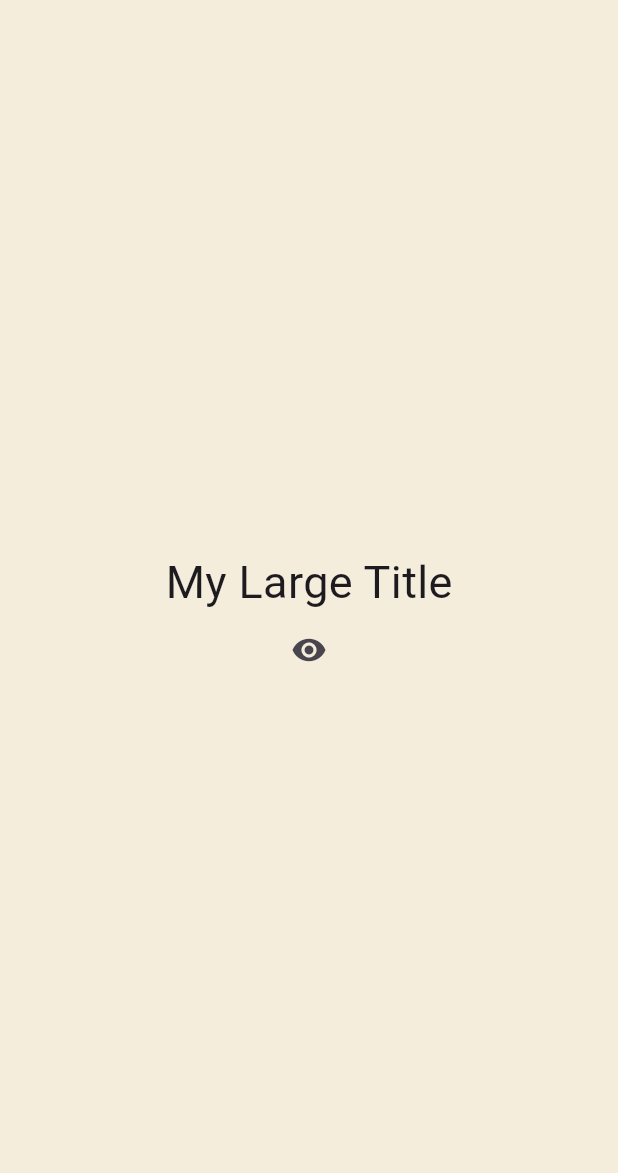
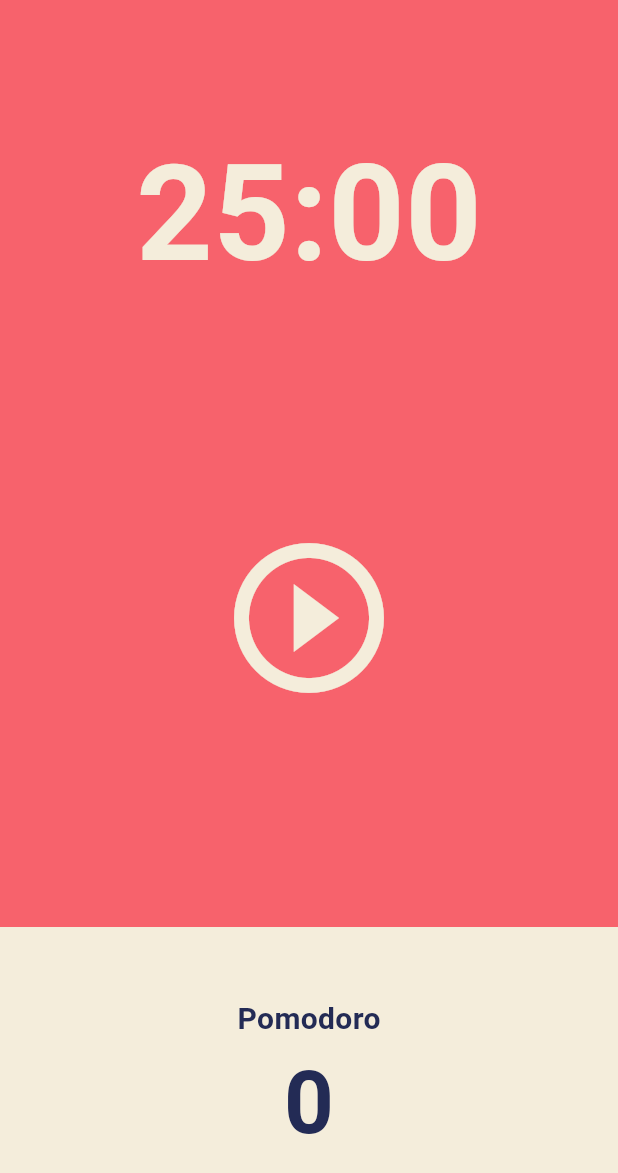
Before and after one commit to sky2000sh/toonflix, a Flutter app: the screen it shows after launch, on a phone screen of 412 x 824 dp. Shown: the top 1173 px of the screen. Run offline on Flutter 3.47's test engine with Material 3 defaults, Android fonts, the phone set to English and light mode, and no system bars.

Commit message:
Starting a Pomodoro app

```diff
--- a/lib/main.dart
+++ b/lib/main.dart
@@ -1,5 +1,6 @@
 // import 'package:flutter/cupertino.dart';
 import 'package:flutter/material.dart';
+import 'package:toonflix/screens/home_screen.dart';
 import 'package:toonflix/widgets/Button.dart';
 import 'package:toonflix/widgets/currency_card.dart';
 
@@ -170,108 +171,128 @@
 // }
 
 // 20250107
-class App extends StatefulWidget {
+// class App extends StatefulWidget {
+//   const App({super.key});
+
+//   @override
+//   State<App> createState() => _AppState();
+// }
+
+// class _AppState extends State<App> {
+//   // // int counter = 0;
+//   // List<int> numbers = [];
+
+//   // void onClicked() {
+//   //   // 동적인 역할을 해줄 때는, 데이터의 변화를 위해서.
+//   //   // setState함수를 통해 build 메서드가 동작된다. = 기본적으로 build 메서드를 한 번 더 호출하는 역할을 한다.
+//   //   setState(() {
+//   //     // counter += 1;
+//   //     numbers.add(numbers.length);
+//   //     print('here's numbers :', numbers);
+//   //   });
+//   // }
+
+//   bool showTitle = true;
+
+//   void toggleTitle() {
+//     setState(() {
+//       showTitle = !showTitle;
+//     });
+//   }
+
+//   @override
+//   Widget build(BuildContext context) {
+//     return MaterialApp(
+//         theme: ThemeData(
+//           textTheme: const TextTheme(
+//             titleLarge: TextStyle(
+//               color: Colors.red,
+//             ),
+//           ),
+//         ),
+//         home: Scaffold(
+//           backgroundColor: const Color(0xFFF4EDDB),
+//           body: Center(
+//             child: Column(
+//               mainAxisAlignment: MainAxisAlignment.center,
+//               children: [
+//                 showTitle
+//                     ? const MyLargeTitle()
+//                     : const Text('Nothing to show!'),
+//                 IconButton(
+//                   onPressed: toggleTitle,
+//                   icon: const Icon(Icons.remove_red_eye),
+//                 ),
+//                 // Text(
+//                 //   '$counter',
+//                 //   style: const TextStyle(fontSize: 30),
+//                 // ),
+//                 // for (var n in numbers) Text('$n'),
+//                 // IconButton(
+//                 //   iconSize: 40,
+//                 //   onPressed: onClicked,
+//                 //   icon: const Icon(Icons.add_box_rounded),
+//                 // ),
+//               ],
+//             ),
+//           ),
+//         ));
+//   }
+// }
+
+// class MyLargeTitle extends StatefulWidget {
+//   const MyLargeTitle({
+//     super.key,
+//   });
+
+//   @override
+//   State<MyLargeTitle> createState() => _MyLargeTitleState();
+// }
+
+// class _MyLargeTitleState extends State<MyLargeTitle> {
+//   @override
+//   void initState() {
+//     super.initState();
+//     print('initState');
+//   }
+
+//   @override
+//   void dispose() {
+//     super.dispose();
+//     print('dispose');
+//   }
+
+//   @override
+//   Widget build(BuildContext context) {
+//     print('build');
+//     return const Text(
+//       'My Large Title',
+//       style: TextStyle(
+//         fontSize: 30,
+//         // color: Theme.of(
+//         //   context.textTheme.titleLarge?.color,
+//         // ),
+//       ),
+//     );
+//   }
+
+// 20250109
+class App extends StatelessWidget {
   const App({super.key});
-
-  @override
-  State<App> createState() => _AppState();
-}
-
-class _AppState extends State<App> {
-  // // int counter = 0;
-  // List<int> numbers = [];
-
-  // void onClicked() {
-  //   // 동적인 역할을 해줄 때는, 데이터의 변화를 위해서.
-  //   // setState함수를 통해 build 메서드가 동작된다. = 기본적으로 build 메서드를 한 번 더 호출하는 역할을 한다.
-  //   setState(() {
-  //     // counter += 1;
-  //     numbers.add(numbers.length);
-  //     print('here's numbers :', numbers);
-  //   });
-  // }
-
-  bool showTitle = true;
-
-  void toggleTitle() {
-    setState(() {
-      showTitle = !showTitle;
-    });
-  }
 
   @override
   Widget build(BuildContext context) {
     return MaterialApp(
-        theme: ThemeData(
+      theme: ThemeData(
+          scaffoldBackgroundColor: const Color(0xFFF7626C),
           textTheme: const TextTheme(
-            titleLarge: TextStyle(
-              color: Colors.red,
+            // headlineLarge
+            displayLarge: TextStyle(
+              color: Color(0xFF232B55),
             ),
           ),
-        ),
-        home: Scaffold(
-          backgroundColor: const Color(0xFFF4EDDB),
-          body: Center(
-            child: Column(
-              mainAxisAlignment: MainAxisAlignment.center,
-              children: [
-                showTitle
-                    ? const MyLargeTitle()
-                    : const Text('Nothing to show!'),
-                IconButton(
-                  onPressed: toggleTitle,
-                  icon: const Icon(Icons.remove_red_eye),
-                ),
-                // Text(
-                //   '$counter',
-                //   style: const TextStyle(fontSize: 30),
-                // ),
-                // for (var n in numbers) Text('$n'),
-                // IconButton(
-                //   iconSize: 40,
-                //   onPressed: onClicked,
-                //   icon: const Icon(Icons.add_box_rounded),
-                // ),
-              ],
-            ),
-          ),
-        ));
-  }
-}
-
-class MyLargeTitle extends StatefulWidget {
-  const MyLargeTitle({
-    super.key,
-  });
-
-  @override
-  State<MyLargeTitle> createState() => _MyLargeTitleState();
-}
-
-class _MyLargeTitleState extends State<MyLargeTitle> {
-  @override
-  void initState() {
-    super.initState();
-    print('initState');
-  }
-
-  @override
-  void dispose() {
-    super.dispose();
-    print('dispose');
-  }
-
-  @override
-  Widget build(BuildContext context) {
-    print('build');
-    return const Text(
-      'My Large Title',
-      style: TextStyle(
-        fontSize: 30,
-        // color: Theme.of(
-        //   context.textTheme.titleLarge?.color,
-        // ),
-      ),
+          cardColor: const Color(0xFFF4EDDB)),
+      home: const HomeScreen(),
     );
   }
 }
--- /dev/null
+++ b/lib/screens/home_screen.dart
@@ -0,0 +1,90 @@
+import 'package:flutter/material.dart';
+
+class HomeScreen extends StatefulWidget {
+  const HomeScreen({super.key});
+
+  @override
+  State<HomeScreen> createState() => _HomeScreenState();
+}
+
+class _HomeScreenState extends State<HomeScreen> {
+  @override
+  Widget build(BuildContext context) {
+    return Scaffold(
+      backgroundColor: Theme.of(context).scaffoldBackgroundColor,
+      body: Column(
+        children: [
+          Flexible(
+            flex: 1,
+            child: Container(
+              alignment: Alignment.bottomCenter,
+              child: Text(
+                '25:00',
+                style: TextStyle(
+                  color: Theme.of(context).cardColor,
+                  fontSize: 89,
+                  fontWeight: FontWeight.w600,
+                ),
+              ),
+            ),
+          ),
+          Flexible(
+            flex: 2,
+            child: Center(
+              child: IconButton(
+                iconSize: 120,
+                color: Theme.of(context).cardColor,
+                onPressed: () {},
+                icon: const Icon(
+                  Icons.play_circle_outline,
+                ),
+              ),
+            ),
+          ),
+          Flexible(
+            flex: 1,
+            child: Row(
+              children: [
+                Expanded(
+                  child: Container(
+                    decoration: BoxDecoration(
+                      color: Theme.of(context).cardColor,
+                    ),
+                    child: Column(
+                      mainAxisAlignment: MainAxisAlignment.center,
+                      children: [
+                        Text(
+                          'Pomodoro',
+                          style: TextStyle(
+                            fontSize: 20,
+                            fontWeight: FontWeight.w600,
+                            color:
+                                Theme.of(context).textTheme.displayLarge!.color,
+                          ),
+                        ),
+                        Text(
+                          '0',
+                          style: TextStyle(
+                            fontSize: 58,
+                            fontWeight: FontWeight.w600,
+                            color:
+                                Theme.of(context).textTheme.displayLarge!.color,
+                          ),
+                        ),
+                      ],
+                    ),
+                  ),
+                ),
+              ],
+            ),
+          ),
+        ],
+      ),
+    );
+  }
+}
+
+// const Scaffold(
+//         backgroundColor: Color(0xFFF4EDDB),
+//         body: Center(),
+//       ),
```
